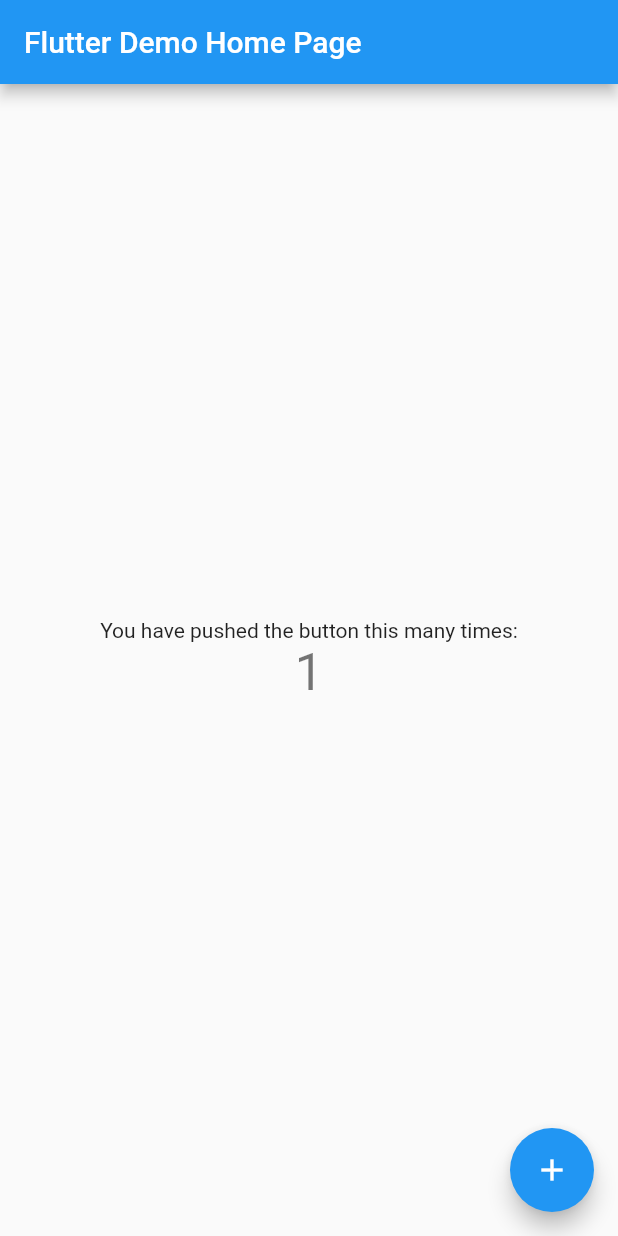
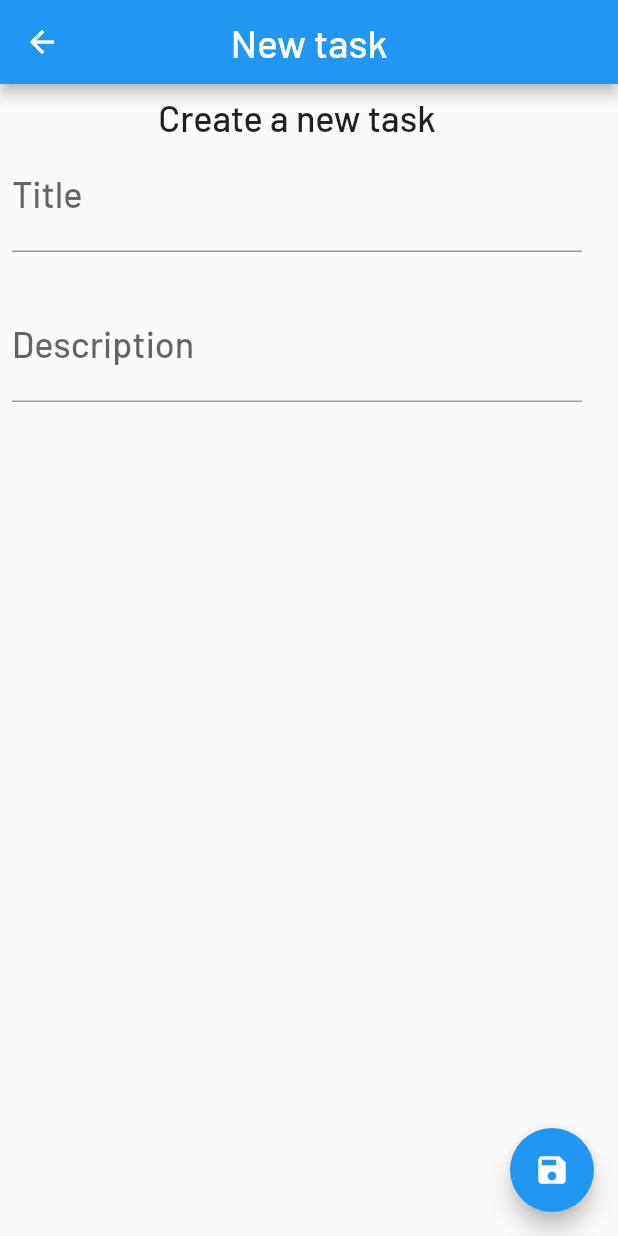
Before and after one commit to Ohlavrac/todo_list, a Flutter app: the screen it shows after launch, after a tap on the "add" icon, on a phone screen of 412 x 824 dp. Run offline on Flutter 3.47's test engine with Material 2 defaults, Android fonts, the phone set to English and light mode, and no system bars; our stand-ins replace google_fonts.

Commit message:
added new screens and validator

```diff
--- /dev/null
+++ b/lib/app_widget.dart
@@ -0,0 +1,21 @@
+import 'package:flutter/material.dart';
+import 'package:todo_list/screens/create_todo.dart';
+
+import 'screens/todo_list.dart';
+
+class MyApp extends StatelessWidget {
+  const MyApp({ Key? key }) : super(key: key);
+
+  @override
+  Widget build(BuildContext context) {
+    return MaterialApp(
+      title: "To-Do List",
+      debugShowCheckedModeBanner: false,
+      initialRoute: "/todo_list",
+      routes: {
+        "/todo_list": (context) => TodoList(),
+        "/create_todo": (context) => CreateTodo(),
+      },
+    );
+  }
+}
--- /dev/null
+++ b/lib/controllers/validators.dart
@@ -0,0 +1,8 @@
+class Validators {
+  String? validateTitle (String? title) {
+    if (title == "") {
+      return "Fill in the title field";
+    }
+    return null;
+  }
+}
--- a/lib/main.dart
+++ b/lib/main.dart
@@ -1,115 +1,7 @@
 import 'package:flutter/material.dart';
+
+import 'app_widget.dart';
 
 void main() {
   runApp(const MyApp());
 }
-
-class MyApp extends StatelessWidget {
-  const MyApp({Key? key}) : super(key: key);
-
-  // This widget is the root of your application.
-  @override
-  Widget build(BuildContext context) {
-    return MaterialApp(
-      title: 'Flutter Demo',
-      theme: ThemeData(
-        // This is the theme of your application.
-        //
-        // Try running your application with "flutter run". You'll see the
-        // application has a blue toolbar. Then, without quitting the app, try
-        // changing the primarySwatch below to Colors.green and then invoke
-        // "hot reload" (press "r" in the console where you ran "flutter run",
-        // or simply save your changes to "hot reload" in a Flutter IDE).
-        // Notice that the counter didn't reset back to zero; the application
-        // is not restarted.
-        primarySwatch: Colors.blue,
-      ),
-      home: const MyHomePage(title: 'Flutter Demo Home Page'),
-    );
-  }
-}
-
-class MyHomePage extends StatefulWidget {
-  const MyHomePage({Key? key, required this.title}) : super(key: key);
-
-  // This widget is the home page of your application. It is stateful, meaning
-  // that it has a State object (defined below) that contains fields that affect
-  // how it looks.
-
-  // This class is the configuration for the state. It holds the values (in this
-  // case the title) provided by the parent (in this case the App widget) and
-  // used by the build method of the State. Fields in a Widget subclass are
-  // always marked "final".
-
-  final String title;
-
-  @override
-  State<MyHomePage> createState() => _MyHomePageState();
-}
-
-class _MyHomePageState extends State<MyHomePage> {
-  int _counter = 0;
-
-  void _incrementCounter() {
-    setState(() {
-      // This call to setState tells the Flutter framework that something has
-      // changed in this State, which causes it to rerun the build method below
-      // so that the display can reflect the updated values. If we changed
-      // _counter without calling setState(), then the build method would not be
-      // called again, and so nothing would appear to happen.
-      _counter++;
-    });
-  }
-
-  @override
-  Widget build(BuildContext context) {
-    // This method is rerun every time setState is called, for instance as done
-    // by the _incrementCounter method above.
-    //
-    // The Flutter framework has been optimized to make rerunning build methods
-    // fast, so that you can just rebuild anything that needs updating rather
-    // than having to individually change instances of widgets.
-    return Scaffold(
-      appBar: AppBar(
-        // Here we take the value from the MyHomePage object that was created by
-        // the App.build method, and use it to set our appbar title.
-        title: Text(widget.title),
-      ),
-      body: Center(
-        // Center is a layout widget. It takes a single child and positions it
-        // in the middle of the parent.
-        child: Column(
-          // Column is also a layout widget. It takes a list of children and
-          // arranges them vertically. By default, it sizes itself to fit its
-          // children horizontally, and tries to be as tall as its parent.
-          //
-          // Invoke "debug painting" (press "p" in the console, choose the
-          // "Toggle Debug Paint" action from the Flutter Inspector in Android
-          // Studio, or the "Toggle Debug Paint" command in Visual Studio Code)
-          // to see the wireframe for each widget.
-          //
-          // Column has various properties to control how it sizes itself and
-          // how it positions its children. Here we use mainAxisAlignment to
-          // center the children vertically; the main axis here is the vertical
-          // axis because Columns are vertical (the cross axis would be
-          // horizontal).
-          mainAxisAlignment: MainAxisAlignment.center,
-          children: <Widget>[
-            const Text(
-              'You have pushed the button this many times:',
-            ),
-            Text(
-              '$_counter',
-              style: Theme.of(context).textTheme.headline4,
-            ),
-          ],
-        ),
-      ),
-      floatingActionButton: FloatingActionButton(
-        onPressed: _incrementCounter,
-        tooltip: 'Increment',
-        child: const Icon(Icons.add),
-      ), // This trailing comma makes auto-formatting nicer for build methods.
-    );
-  }
-}
--- /dev/null
+++ b/lib/screens/create_todo.dart
@@ -0,0 +1,50 @@
+import 'package:flutter/material.dart';
+import 'package:todo_list/shared/theme/components/input_text.dart';
+import 'package:todo_list/shared/theme/text_styles.dart';
+
+import '../shared/theme/components/input_text_multline.dart';
+
+class CreateTodo extends StatefulWidget {
+  const CreateTodo({ Key? key }) : super(key: key);
+
+  @override
+  State<CreateTodo> createState() => _CreateTodoState();
+}
+
+class _CreateTodoState extends State<CreateTodo> {
+  late String _title;
+  late String _description;
+
+  @override
+  Widget build(BuildContext context) {
+    return Scaffold(
+      appBar: AppBar(
+        title: Text("New task", style: TextStyles.barText),
+        centerTitle: true,
+      ),
+      body: SingleChildScrollView(
+        child: Padding(
+          padding: const EdgeInsets.all(8.0),
+          child: Column(
+            children: [
+              Text("Create a new task", style: TextStyles.simpleText),
+              InputText(label: "Title", onChanged: (value) {
+                _title = value;
+              }),
+              InputTextMultline(label: "Description", onChanged: (value) {
+                _description = value;
+              }),
+            ],
+          ),
+        ),
+      ),
+      floatingActionButton: FloatingActionButton(
+        onPressed: () {
+          print(_title + _description);
+          //Navigator.pop(context);
+        },
+        child: Icon(Icons.save),
+      ),
+    );
+  }
+}
--- /dev/null
+++ b/lib/screens/todo_list.dart
@@ -0,0 +1,43 @@
+import 'package:flutter/material.dart';
+import 'package:todo_list/shared/theme/text_styles.dart';
+
+class TodoList extends StatefulWidget {
+  const TodoList({ Key? key }) : super(key: key);
+
+  @override
+  State<TodoList> createState() => _TodoListState();
+}
+
+class _TodoListState extends State<TodoList> {
+  @override
+  Widget build(BuildContext context) {
+    return Scaffold(
+      appBar: AppBar(
+        title: Text("To-Do List", style: TextStyles.barText,),
+        centerTitle: true,
+      ),
+      body: Padding(
+        padding: const EdgeInsets.all(8.0),
+        child: Column(
+          children: [
+            Padding(
+              padding: const EdgeInsets.only(top: 8, bottom: 10),
+              child: Text("My Tasks", style: TextStyles.subtitle,),
+            ),
+            Expanded(
+              child: ListView(
+
+              ),
+            )
+          ],
+        ),
+      ),
+      floatingActionButton: FloatingActionButton(
+        onPressed: () {
+          Navigator.pushNamed(context, "/create_todo");
+        },
+        child: Icon(Icons.add),
+      ),
+    );
+  }
+}
```
